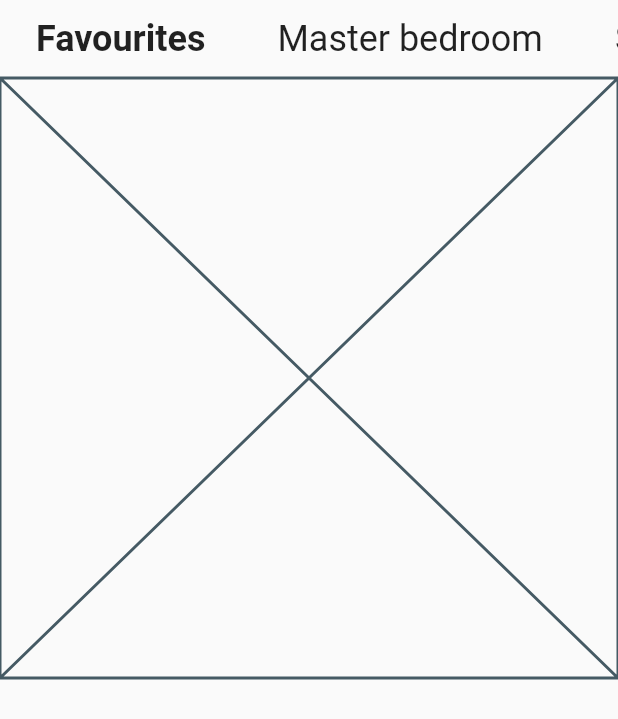
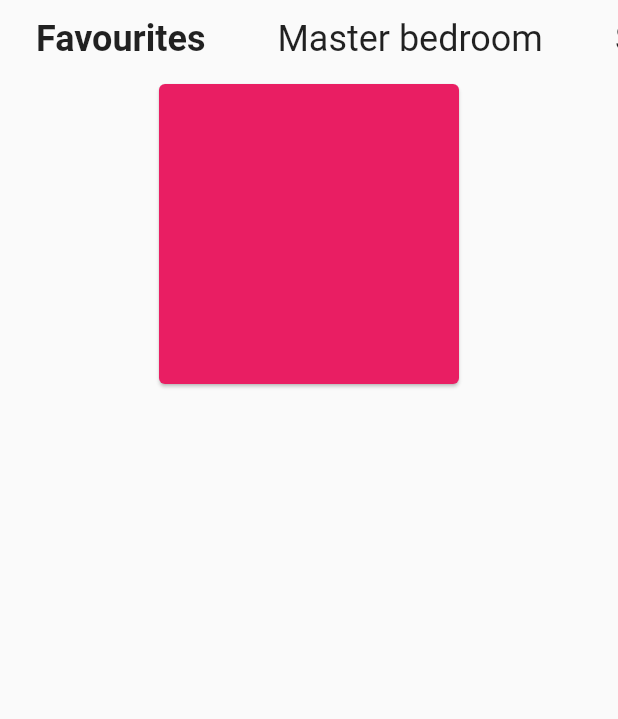
Before and after one commit to mivoligo/smarty_home, a Flutter app: the screen it shows after launch, on a phone screen of 412 x 824 dp. Shown: the top 719 px of the screen. Run offline on Flutter 3.47's test engine with Material 2 defaults, Android fonts, the phone set to English and light mode, and no system bars.

Commit message:
Add CardButton

```diff
--- /dev/null
+++ b/lib/card_button.dart
@@ -0,0 +1,16 @@
+import 'package:flutter/material.dart';
+
+class CardButton extends StatelessWidget {
+  const CardButton({Key? key}) : super(key: key);
+
+  @override
+  Widget build(BuildContext context) {
+    return const Card(
+      color: Colors.pink,
+      child: SizedBox(
+        width: 200,
+        height: 200,
+      ),
+    );
+  }
+}
--- a/lib/page_content.dart
+++ b/lib/page_content.dart
@@ -1,10 +1,11 @@
 import 'package:flutter/material.dart';
+import 'package:smarty_home/card_button.dart';
 
 class PageContent extends StatelessWidget {
   const PageContent({Key? key}) : super(key: key);
 
   @override
   Widget build(BuildContext context) {
-    return const Placeholder();
+    return CardButton();
   }
 }
```
